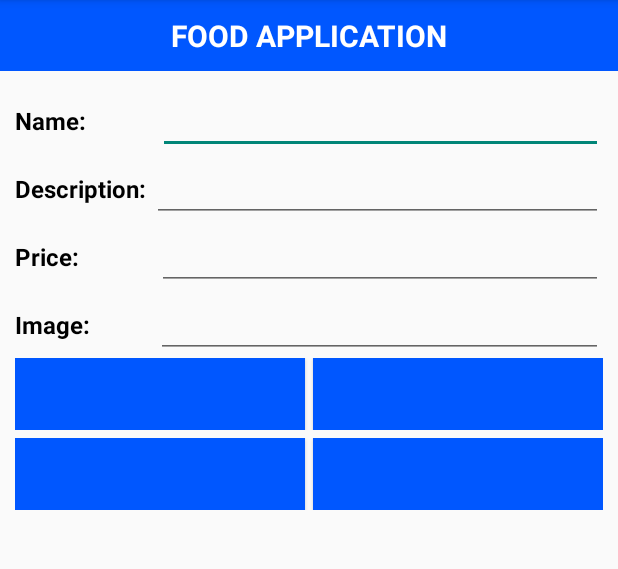
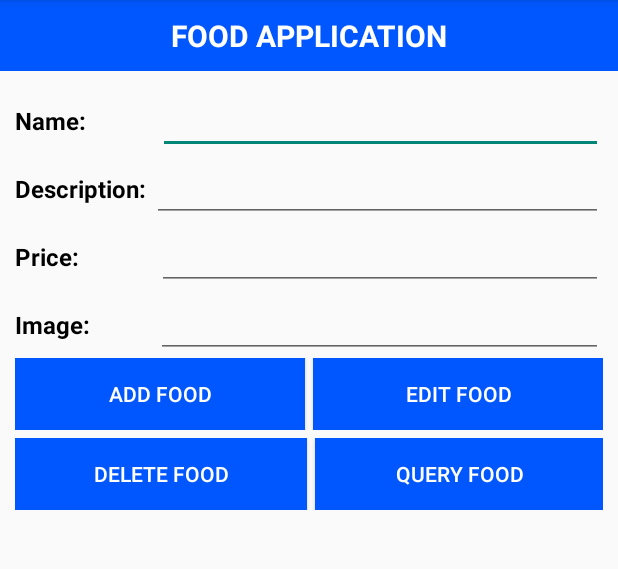
Before and after one commit to nguyenhuykhai/learn-android, an Android app: the screen it shows after launch (MainScreenActivity), after a tap on an icon or button, on a phone screen of 412 x 824 dp, the part 84-653 px from its top. Run offline under Robolectric (Android 15) with nearby library versions, the phone set to English and light mode, and no system bars; our stand-ins replace Picasso, Room's generated code; 1 statement that could not run was skipped.

Commit message:
🚧 [refactor]: Enhancement code

```diff
--- a/app/src/main/AndroidManifest.xml
+++ b/app/src/main/AndroidManifest.xml
@@ -2,6 +2,7 @@
 <manifest xmlns:android="http://schemas.android.com/apk/res/android"
     xmlns:tools="http://schemas.android.com/tools">
 
+    <uses-permission android:name="android.permission.INTERNET" />
     <application
         android:allowBackup="true"
         android:dataExtractionRules="@xml/data_extraction_rules"
--- a/app/src/main/java/com/example/firstapplication/activities/MainScreenActivity.java
+++ b/app/src/main/java/com/example/firstapplication/activities/MainScreenActivity.java
@@ -68,6 +68,7 @@ public class MainScreenActivity extends AppCompatActivity {
             food.setImageUrl(edtImage.getText().toString());
             food.setPrice(Double.parseDouble(edtPrice.getText().toString()));
 
+            try {
                 executorService.execute(() -> {
                     foodDAO.insert(food);
                     runOnUiThread(() -> {
@@ -75,6 +76,9 @@ public class MainScreenActivity extends AppCompatActivity {
                         Toast.makeText(MainScreenActivity.this, "Food added", Toast.LENGTH_SHORT).show();
                     });
                 });
+            } catch (Exception e) {
+                Toast.makeText(this, "Food added failed", Toast.LENGTH_SHORT).show();
+            }
         });
 
         // Xử lý sự kiện cập nhật món ăn
@@ -85,6 +89,7 @@ public class MainScreenActivity extends AppCompatActivity {
             food.setImageUrl(edtImage.getText().toString());
             food.setPrice(Double.parseDouble(edtPrice.getText().toString()));
 
+            try {
                 executorService.execute(() -> {
                     foodDAO.update(food);
                     runOnUiThread(() -> {
@@ -92,6 +97,9 @@ public class MainScreenActivity extends AppCompatActivity {
                         Toast.makeText(MainScreenActivity.this, "Food updated", Toast.LENGTH_SHORT).show();
                     });
                 });
+            } catch (Exception e) {
+                Toast.makeText(this, "Food updated failed", Toast.LENGTH_SHORT).show();
+            }
         });
 
         // Xử lý sự kiện xóa món ăn
@@ -102,6 +110,7 @@ public class MainScreenActivity extends AppCompatActivity {
             food.setImageUrl(edtImage.getText().toString());
             food.setPrice(Double.parseDouble(edtPrice.getText().toString()));
 
+            try {
                 executorService.execute(() -> {
                     foodDAO.delete(food);
                     runOnUiThread(() -> {
@@ -109,10 +118,14 @@ public class MainScreenActivity extends AppCompatActivity {
                         Toast.makeText(MainScreenActivity.this, "Food deleted", Toast.LENGTH_SHORT).show();
                     });
                 });
+            } catch (Exception e) {
+                Toast.makeText(this, "Food deleted failed", Toast.LENGTH_SHORT).show();
+            }
         });
 
         // Xử lý sự kiện lấy danh sách món ăn
         btnQueryFood.setOnClickListener(v -> {
+            try {
                 executorService.execute(() -> {
                     List<Food> foodList = foodDAO.getAll();
                     runOnUiThread(() -> {
@@ -121,6 +134,9 @@ public class MainScreenActivity extends AppCompatActivity {
                         foodAdapter.notifyDataSetChanged();
                     });
                 });
+            } catch (Exception e) {
+                Toast.makeText(this, "Query failed", Toast.LENGTH_SHORT).show();
+            }
         });
     }
 }
--- a/app/src/main/res/layout/activity_main_screen.xml
+++ b/app/src/main/res/layout/activity_main_screen.xml
@@ -125,20 +125,20 @@
                     android:layout_height="wrap_content"
                     android:layout_marginRight="5dp"
                     android:layout_weight="1"
-                    android:textColor="@color/white"
                     android:background="#0057FF"
                     android:paddingHorizontal="5dp"
-                    tools:text="Add Food" />
+                    android:hint="ADD FOOD"
+                    android:textColorHint="@color/white" />
 
                 <Button
                     android:id="@+id/btnEditFood"
                     android:layout_width="wrap_content"
                     android:layout_height="wrap_content"
                     android:layout_weight="1"
-                    android:textColor="@color/white"
                     android:background="#0057FF"
                     android:paddingHorizontal="5dp"
-                    tools:text="Edit Food" />
+                    android:hint="EDIT FOOD"
+                    android:textColorHint="@color/white" />
             </LinearLayout>
 
             <LinearLayout
@@ -154,18 +154,18 @@
                     android:layout_height="wrap_content"
                     android:layout_marginRight="5dp"
                     android:layout_weight="1"
-                    android:textColor="@color/white"
                     android:background="#0057FF"
-                    tools:text="Delete Food" />
+                    android:hint="DELETE FOOD"
+                    android:textColorHint="@color/white" />
 
                 <Button
                     android:id="@+id/btnQueryFood"
                     android:layout_width="wrap_content"
                     android:layout_height="wrap_content"
                     android:layout_weight="1"
-                    android:textColor="@color/white"
                     android:background="#0057FF"
-                    tools:text="Query Food" />
+                    android:hint="QUERY FOOD"
+                    android:textColorHint="@color/white" />
             </LinearLayout>
         </LinearLayout>
 
```
Lines whose indentation alone changed are shown as unchanged.
